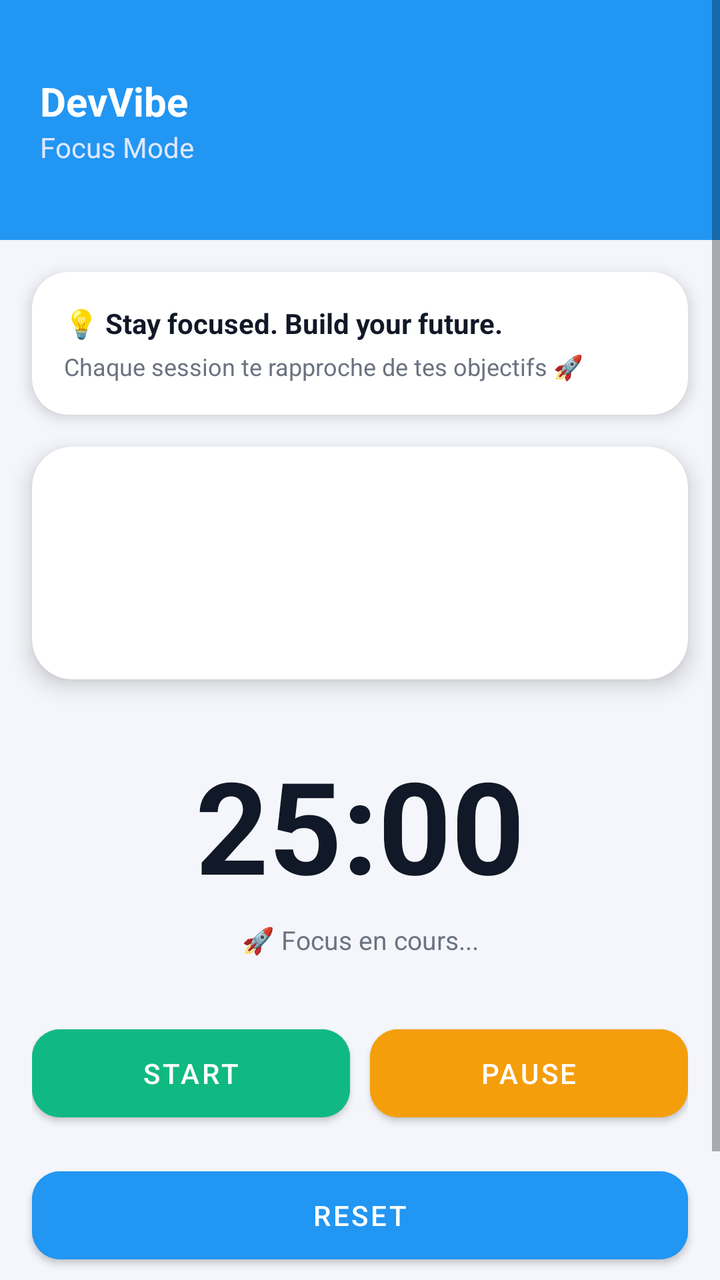
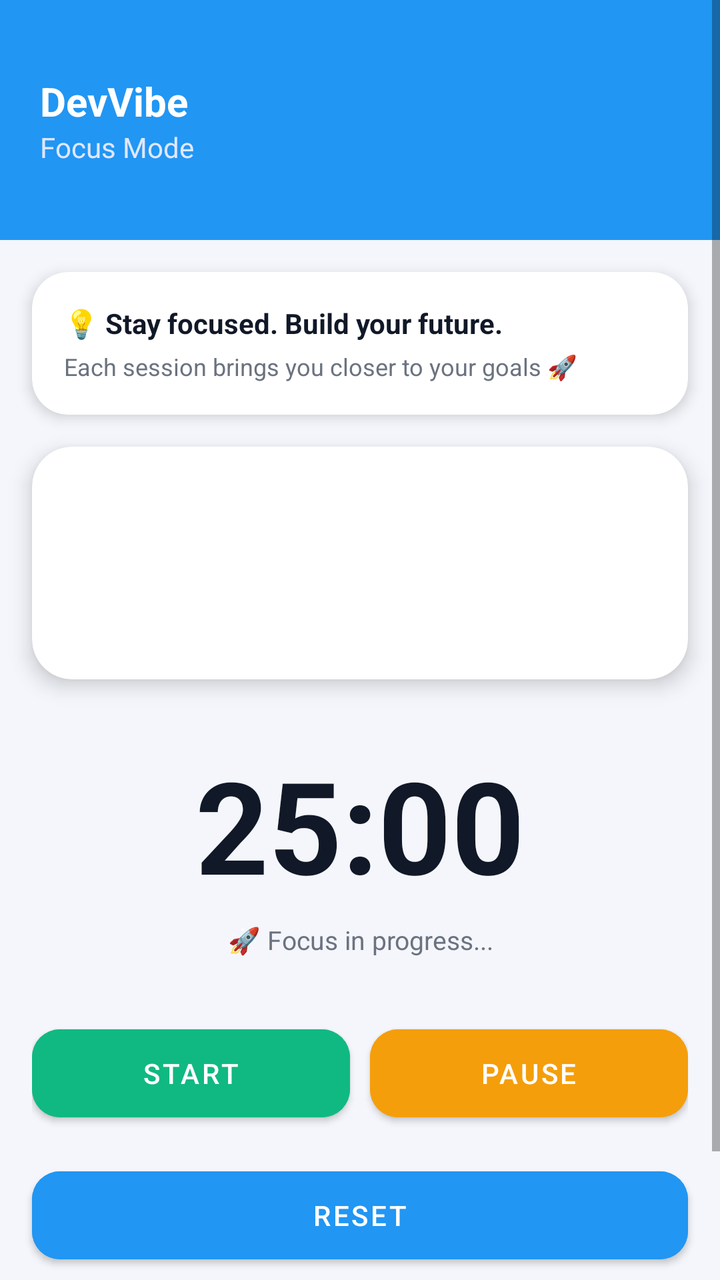

Two renders of the same Android screen: before a commit and after it. Below are the layout's source before the change and the commit's diff.
<!-- AndroidManifest.xml: application theme Theme.DevVibe -->
<!-- res/layout/activity_timer.xml -->
<?xml version="1.0" encoding="utf-8"?>
<ScrollView
    xmlns:android="http://schemas.android.com/apk/res/android"
    xmlns:app="http://schemas.android.com/apk/res-auto"
    android:fitsSystemWindows="true"
    android:background="#F4F6FB"
    android:layout_width="match_parent"
    android:layout_height="match_parent">

    <LinearLayout
        android:orientation="vertical"
        android:layout_width="match_parent"
        android:layout_height="wrap_content">

        
        <LinearLayout
            android:layout_width="match_parent"
            android:layout_height="120dp"
            android:background="#2196F3"
            android:padding="20dp"
            android:orientation="vertical"
            android:gravity="center_vertical">

            <TextView
                android:text="DevVibe"
                android:textColor="#FFFFFF"
                android:textSize="20sp"
                android:textStyle="bold"
                android:layout_height="wrap_content"
                android:layout_width="match_parent"/>

            <TextView
                android:text="Focus Mode"
                android:textColor="#E0E7FF"
                android:textSize="14sp"
                android:layout_height="wrap_content"
                android:layout_width="match_parent"/>
        </LinearLayout>

        
        <com.google.android.material.card.MaterialCardView
            android:layout_margin="16dp"
            android:layout_width="match_parent"
            android:layout_height="wrap_content"
            app:cardCornerRadius="18dp"
            android:backgroundTint="#FFFFFF"
            app:cardElevation="4dp">

            <LinearLayout
                android:padding="16dp"
                android:orientation="vertical"
                android:layout_width="match_parent"
                android:layout_height="wrap_content">

                <TextView
                    android:id="@+id/motivationText"
                    android:text="💡 Stay focused. Build your future."
                    android:textColor="#111827"
                    android:textSize="14sp"
                    android:textStyle="bold"
                    android:layout_height="wrap_content"
                    android:layout_width="match_parent"/>

                <TextView
                    android:text="Chaque session te rapproche de tes objectifs 🚀"
                    android:textColor="#6B7280"
                    android:textSize="12sp"
                    android:layout_marginTop="4dp"
                    android:layout_height="wrap_content"
                    android:layout_width="match_parent"/>
            </LinearLayout>
        </com.google.android.material.card.MaterialCardView>

        
        <com.google.android.material.card.MaterialCardView
            android:layout_marginHorizontal="16dp"
            android:layout_width="match_parent"
            android:layout_height="wrap_content"
            app:cardCornerRadius="20dp"
            android:backgroundTint="#FFFFFF"
            app:cardElevation="6dp">

            <LinearLayout
                android:padding="20dp"
                android:orientation="vertical"
                android:layout_width="match_parent"
                android:layout_height="wrap_content">

                <TextView
                    android:id="@+id/taskTitle"
                    android:textSize="20sp"
                    android:textStyle="bold"
                    android:textColor="#111827"
                    android:layout_height="wrap_content"
                    android:layout_width="match_parent"/>

                <TextView
                    android:id="@+id/taskDescription"
                    android:textSize="14sp"
                    android:textColor="#6B7280"
                    android:layout_marginTop="6dp"
                    android:layout_height="wrap_content"
                    android:layout_width="match_parent"/>

                <TextView
                    android:id="@+id/taskType"
                    android:textSize="12sp"
                    android:textColor="#2196F3"
                    android:layout_marginTop="8dp"
                    android:layout_height="wrap_content"
                    android:layout_width="match_parent"/>

            </LinearLayout>
        </com.google.android.material.card.MaterialCardView>

        
        <TextView
            android:id="@+id/timerText"
            android:text="25:00"
            android:textSize="64sp"
            android:textStyle="bold"
            android:textColor="#111827"
            android:layout_marginTop="30dp"
            android:gravity="center"
            android:layout_width="match_parent"
            android:layout_height="wrap_content"/>

        
        <TextView
            android:id="@+id/focusMessage"
            android:text="🚀 Focus en cours..."
            android:textColor="#6B7280"
            android:textSize="13sp"
            android:gravity="center"
            android:layout_marginTop="6dp"
            android:layout_width="match_parent"
            android:layout_height="wrap_content"/>

        
        <LinearLayout
            android:orientation="horizontal"
            android:layout_marginTop="30dp"
            android:gravity="center"
            android:paddingHorizontal="16dp"
            android:layout_width="match_parent"
            android:layout_height="wrap_content">

            <com.google.android.material.button.MaterialButton
                android:id="@+id/btnStart"
                android:text="Start"
                android:layout_width="0dp"
                android:layout_weight="1"
                android:layout_height="56dp"
                android:backgroundTint="#10B981"
                android:textColor="#FFFFFF"
                app:cornerRadius="14dp"/>

            <com.google.android.material.button.MaterialButton
                android:id="@+id/btnPause"
                android:text="Pause"
                android:layout_width="0dp"
                android:layout_weight="1"
                android:layout_height="56dp"
                android:layout_marginStart="10dp"
                android:backgroundTint="#F59E0B"
                android:textColor="#FFFFFF"
                app:cornerRadius="14dp"/>
        </LinearLayout>

        <com.google.android.material.button.MaterialButton
            android:id="@+id/btnReset"
            android:text="Reset"
            android:layout_marginTop="15dp"
            android:layout_marginHorizontal="16dp"
            android:layout_width="match_parent"
            android:layout_height="56dp"
            android:backgroundTint="#2196F3"
            android:textColor="#FFFFFF"
            app:cornerRadius="14dp"/>

        <com.google.android.material.button.MaterialButton
            android:id="@+id/btnQuit"
            android:text="Quitter"
            android:layout_marginTop="20dp"
            android:layout_marginHorizontal="16dp"
            android:layout_width="match_parent"
            android:layout_height="56dp"
            android:backgroundTint="#EF4444"
            android:textColor="#FFFFFF"
            app:cornerRadius="14dp"/>

    </LinearLayout>
</ScrollView>
<!-- resources referenced by this layout -->
<resources>
  <style name="Theme.DevVibe" parent="Base.Theme.DevVibe" />
  <style name="Base.Theme.DevVibe" parent="Theme.MaterialComponents.DayNight.NoActionBar">
          
          
      </style>
</resources>

<!-- the commit's change to res/layout/activity_timer.xml (unified diff, before → after) -->
@@ -62,7 +62,7 @@
                     android:layout_width="match_parent"/>
 
                 <TextView
-                    android:text="Chaque session te rapproche de tes objectifs 🚀"
+                    android:text="Each session brings you closer to your goals 🚀"
                     android:textColor="#6B7280"
                     android:textSize="12sp"
                     android:layout_marginTop="4dp"
@@ -128,7 +128,7 @@
         
         <TextView
             android:id="@+id/focusMessage"
-            android:text="🚀 Focus en cours..."
+            android:text="🚀 Focus in progress..."
             android:textColor="#6B7280"
             android:textSize="13sp"
             android:gravity="center"
@@ -180,7 +180,7 @@
 
         <com.google.android.material.button.MaterialButton
             android:id="@+id/btnQuit"
-            android:text="Quitter"
+            android:text="Quit"
             android:layout_marginTop="20dp"
             android:layout_marginHorizontal="16dp"
             android:layout_width="match_parent"
